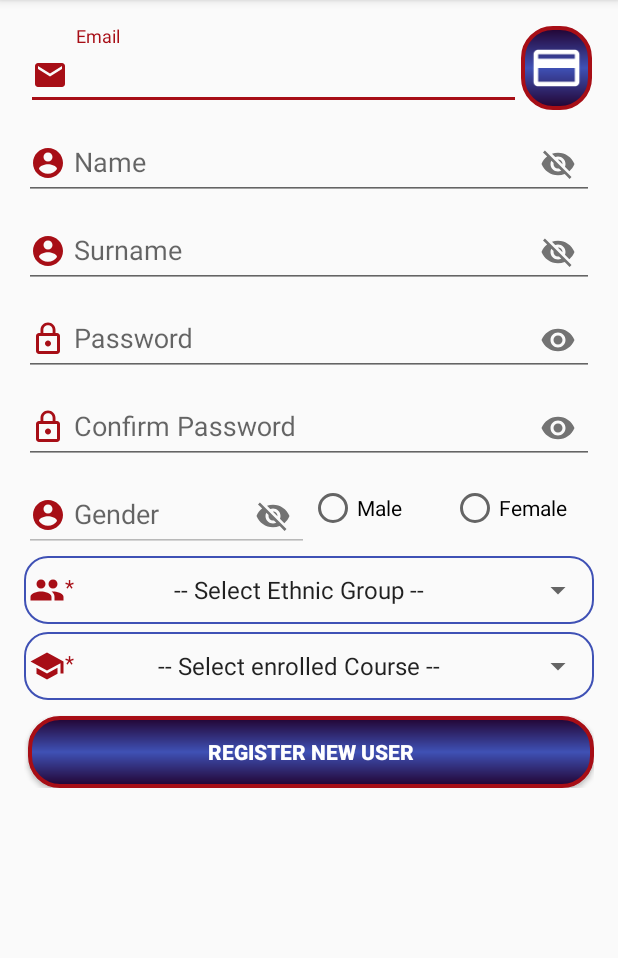
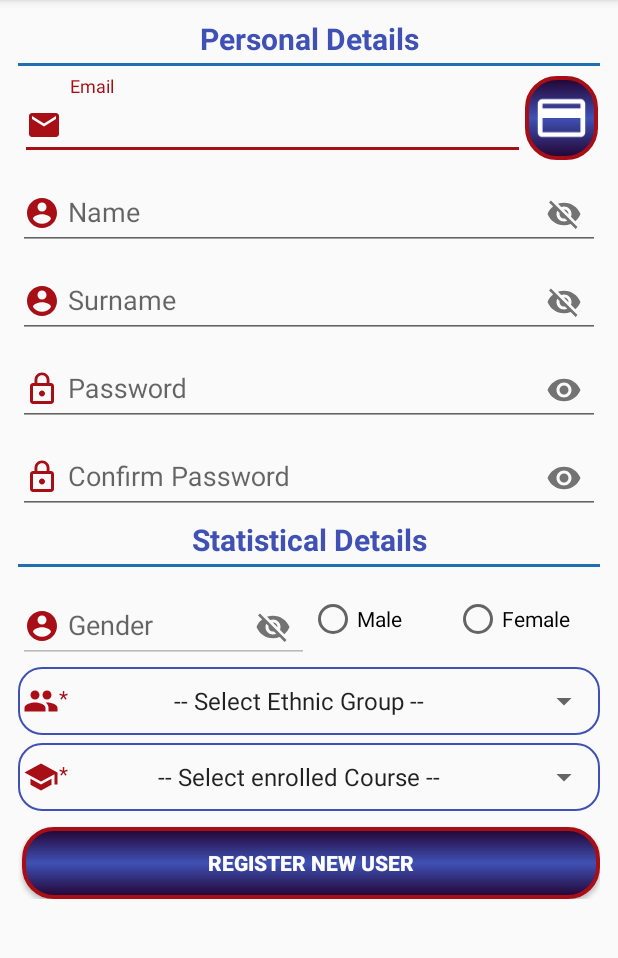
Before and after one commit to handsomemofokeng/SRCVotingApp, an Android app: the RegisterActivity screen opened directly, with no data from a screen before it, on a phone screen of 412 x 824 dp, the part 84-1042 px from its top. Run offline under Robolectric (Android 15) with nearby library versions, the phone set to English and light mode, and no system bars; libraries missing offline, so code that uses them is left out: com.backendless, com.backendless.async, com.backendless.exceptions, com.google.zxing.integration.

Commit message:
worked on the UX

```diff
--- a/app/src/main/java/com/example/srcvotingapp/ApplicationClass.java
+++ b/app/src/main/java/com/example/srcvotingapp/ApplicationClass.java
@@ -258,10 +258,9 @@ public class ApplicationClass extends Application {
      * This method sets the text of an editText to a selected spinner value
      *
      * @param spinner  to extract a prefix text
-     * @param editText to be prefixed with the spinner value
      */
-    public static void getSpinnerValue(Spinner spinner, EditText editText) {
-        editText.setText(spinner.getSelectedItem().toString());
+    public static String getSpinnerValue(Spinner spinner) {
+        return spinner.getSelectedItem().toString();
     }
 
     public static boolean isValidSpinner(Spinner... spinners) {
--- a/app/src/main/java/com/example/srcvotingapp/MainActivity.java
+++ b/app/src/main/java/com/example/srcvotingapp/MainActivity.java
@@ -82,7 +82,7 @@ public class MainActivity extends AppCompatActivity {
                 etEmail.hasFocus();
             } else {
                 etEmail.setText(String.format("%s@stud.cut.ac.za", result.getContents()));
-                etPassword.hasFocus();
+                etPassword.isFocused();
             }
         } else {
             super.onActivityResult(requestCode, resultCode, data);
@@ -90,6 +90,8 @@ public class MainActivity extends AppCompatActivity {
     }
 
     public void onClick_SendResetLink(View view) {
+        showCustomToast(getApplicationContext(), toastView,
+                "Reset  link sent to "+ etEmail.getText().toString().trim());
         showLoginForm();
     }
 
--- a/app/src/main/java/com/example/srcvotingapp/RegisterActivity.java
+++ b/app/src/main/java/com/example/srcvotingapp/RegisterActivity.java
@@ -13,6 +13,10 @@ import android.widget.RadioGroup;
 import android.widget.Spinner;
 import android.widget.TextView;
 
+import com.backendless.Backendless;
+import com.backendless.BackendlessUser;
+import com.backendless.async.callback.AsyncCallback;
+import com.backendless.exceptions.BackendlessFault;
 import com.google.zxing.integration.android.IntentIntegrator;
 import com.google.zxing.integration.android.IntentResult;
 
@@ -37,6 +41,8 @@ public class RegisterActivity extends AppCompatActivity {
     private RadioGroup rgGender;
     private RadioButton rbMale, rbFemale;
 
+    BackendlessUser newUser;
+
     @Override
     protected void onCreate(Bundle savedInstanceState) {
         super.onCreate(savedInstanceState);
@@ -60,7 +66,7 @@ public class RegisterActivity extends AppCompatActivity {
         etConfirm.setOnFocusChangeListener(new View.OnFocusChangeListener() {
             @Override
             public void onFocusChange(View v, boolean hasFocus) {
-                isPasswordsMatching(etPassword,etConfirm);
+                isPasswordsMatching(etPassword, etConfirm);
             }
         });
 
@@ -99,6 +105,7 @@ public class RegisterActivity extends AppCompatActivity {
                 etEmail.hasFocus();
             } else {
                 etEmail.setText(String.format("%s@stud.cut.ac.za", result.getContents()));
+                etName.isFocused();
             }
         } else {
             super.onActivityResult(requestCode, resultCode, data);
@@ -114,9 +121,31 @@ public class RegisterActivity extends AppCompatActivity {
                 tvEthnicity.setError(null);
                 if (isPasswordsMatching(etPassword, etConfirm)) {
 
+
+                    newUser = new BackendlessUser();
+                    newUser.setEmail(etEmail.getText().toString().trim());
+                    newUser.setProperty("name", etName.getText().toString().trim());
+                    newUser.setProperty("surname", etSurname.getText().toString().trim());
+                    newUser.setProperty("gender", etGender.getText().toString().trim());
+                    newUser.setProperty("hasVoted", false);
+
                     // TODO: 2019/08/26 Implement Register Code
 
+//                    Backendless.UserService.register(newUser, new AsyncCallback<BackendlessUser>() {
+//                        @Override
+//                        public void handleResponse(BackendlessUser response) {
+//
+//                        }
+//
+//                        @Override
+//                        public void handleFault(BackendlessFault fault) {
+//
+//                        }
+//                    });
+
+
                     //Then reset form
+
                     clearFields(etEmail, etName, etSurname, etGender, etPassword, etConfirm);
                     clearRadioGroup(rgGender);
                     clearSpinners(spnCourse, spnEthnicity);
--- a/app/src/main/res/layout/activity_register.xml
+++ b/app/src/main/res/layout/activity_register.xml
@@ -5,7 +5,7 @@
     android:layout_width="match_parent"
     android:layout_height="match_parent"
     android:orientation="vertical"
-    android:padding="16dp"
+    android:padding="12dp"
     tools:context=".RegisterActivity">
 
     <ScrollView
@@ -16,6 +16,23 @@
             android:layout_width="match_parent"
             android:layout_height="wrap_content"
             android:orientation="vertical">
+
+            <TextView
+                android:layout_width="match_parent"
+                android:layout_height="wrap_content"
+                android:text="@string/personal_details"
+                android:textAlignment="center"
+                android:textStyle="bold"
+                android:textColor="@color/colorPrimaryDark"
+                android:textSize="20sp" />
+
+            <!--Divider-->
+            <View
+                android:layout_width="match_parent"
+                android:layout_height="2dp"
+                android:layout_marginTop="2.5dp"
+                android:layout_marginBottom="5dp"
+                android:background="@color/colorPrimary" />
 
             <LinearLayout
                 android:layout_width="match_parent"
@@ -138,6 +155,24 @@
 
             </android.support.design.widget.TextInputLayout>
 
+            <TextView
+                android:layout_width="match_parent"
+                android:layout_height="wrap_content"
+                android:layout_marginTop="3dp"
+                android:text="@string/statistic_details"
+                android:textAlignment="center"
+                android:textStyle="bold"
+                android:textColor="@color/colorPrimaryDark"
+                android:textSize="20sp" />
+
+            <!--Divider-->
+            <View
+                android:layout_width="match_parent"
+                android:layout_height="2dp"
+                android:layout_marginTop="2.5dp"
+                android:layout_marginBottom="5dp"
+                android:background="@color/colorPrimary" />
+
             <RadioGroup
                 android:id="@+id/rgGender"
                 android:layout_width="match_parent"
@@ -199,10 +234,10 @@
                     android:layout_height="wrap_content"
                     android:layout_gravity="center"
                     android:layout_marginStart="3dp"
+                    android:drawableStart="@drawable/ic_group"
+                    android:focusable="true"
                     android:text="@string/asterisk"
-                    android:textColor="@color/colorAccent"
-                    android:drawableStart="@drawable/ic_group"
-                    android:focusable="true" />
+                    android:textColor="@color/colorAccent" />
 
                 <Spinner
                     android:id="@+id/spnEthnicityReg"
@@ -228,10 +263,10 @@
                     android:layout_height="wrap_content"
                     android:layout_gravity="center"
                     android:layout_marginStart="3dp"
+                    android:drawableStart="@drawable/ic_school"
+                    android:focusable="true"
                     android:text="@string/asterisk"
-                    android:textColor="@color/colorAccent"
-                    android:drawableStart="@drawable/ic_school"
-                    android:focusable="true" />
+                    android:textColor="@color/colorAccent" />
 
                 <Spinner
                     android:id="@+id/spnCourseReg"
--- a/app/src/main/res/values/strings.xml
+++ b/app/src/main/res/values/strings.xml
@@ -25,5 +25,7 @@
     <string name="male">Male</string>
     <string name="female">Female</string>
     <string name="asterisk">*</string>
+    <string name="personal_details">Personal Details</string>
+    <string name="statistic_details">Statistical Details</string>
 
 </resources>
```
